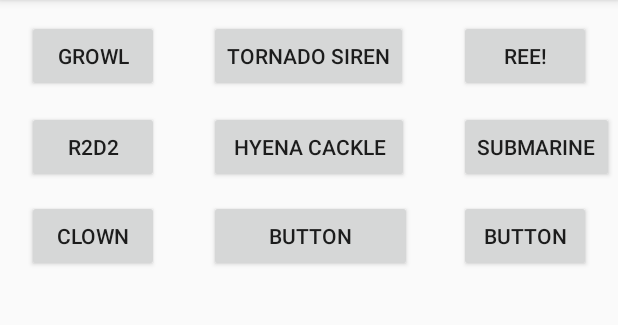
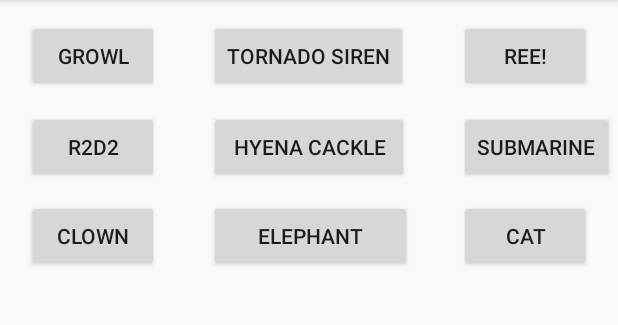
Before and after one commit to uhhidontknow/Soundboard3, an Android app: the screen it shows after launch (MainActivity), on a phone screen of 412 x 824 dp, the part 84-409 px from its top. Run offline under Robolectric (Android 15) with nearby library versions, the phone set to English and light mode, and no system bars.

Commit message:
added some shit

```diff
--- a/app/src/main/res/layout/activity_main.xml
+++ b/app/src/main/res/layout/activity_main.xml
@@ -50,15 +50,21 @@
             android:layout_width="wrap_content"
             android:layout_height="wrap_content" android:layout_alignParentTop="true" android:layout_marginTop="133dp"
             android:layout_alignStart="@+id/noise1" android:id="@+id/noise7"/>
+
     <Button
-            android:text="Button"
-            android:layout_width="135dp"
-            android:layout_height="wrap_content" android:layout_alignTop="@+id/noise7"
-            android:layout_alignStart="@+id/noise2" android:id="@+id/noise8"/>
+        android:id="@+id/noise8"
+        android:layout_width="135dp"
+        android:layout_height="wrap_content"
+        android:layout_alignStart="@+id/noise2"
+        android:layout_alignTop="@+id/noise7"
+        android:text="Elephant" />
+
     <Button
-            android:text="Button"
-            android:layout_width="wrap_content"
-            android:layout_height="wrap_content"
-            android:id="@+id/noise9" android:layout_alignTop="@+id/noise7" android:layout_alignStart="@+id/noise3"/>
+        android:id="@+id/noise9"
+        android:layout_width="wrap_content"
+        android:layout_height="wrap_content"
+        android:layout_alignStart="@+id/noise3"
+        android:layout_alignTop="@+id/noise7"
+        android:text="Cat" />
 
 </RelativeLayout>
--- a/build.gradle
+++ b/build.gradle
@@ -7,7 +7,7 @@ buildscript {
         jcenter()
     }
     dependencies {
-        classpath 'com.android.tools.build:gradle:3.1.0'
+        classpath 'com.android.tools.build:gradle:3.3.0'
 
 
         // NOTE: Do not place your application dependencies here; they belong
```
Also changed, not shown: gradle/wrapper/gradle-wrapper.properties.
